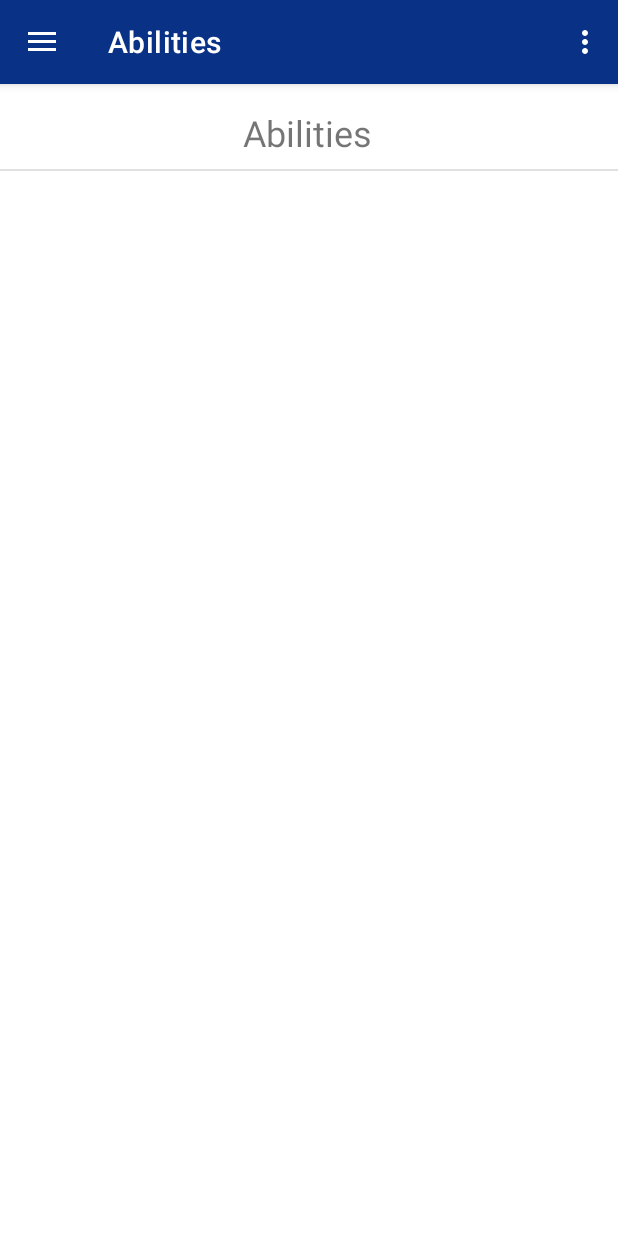
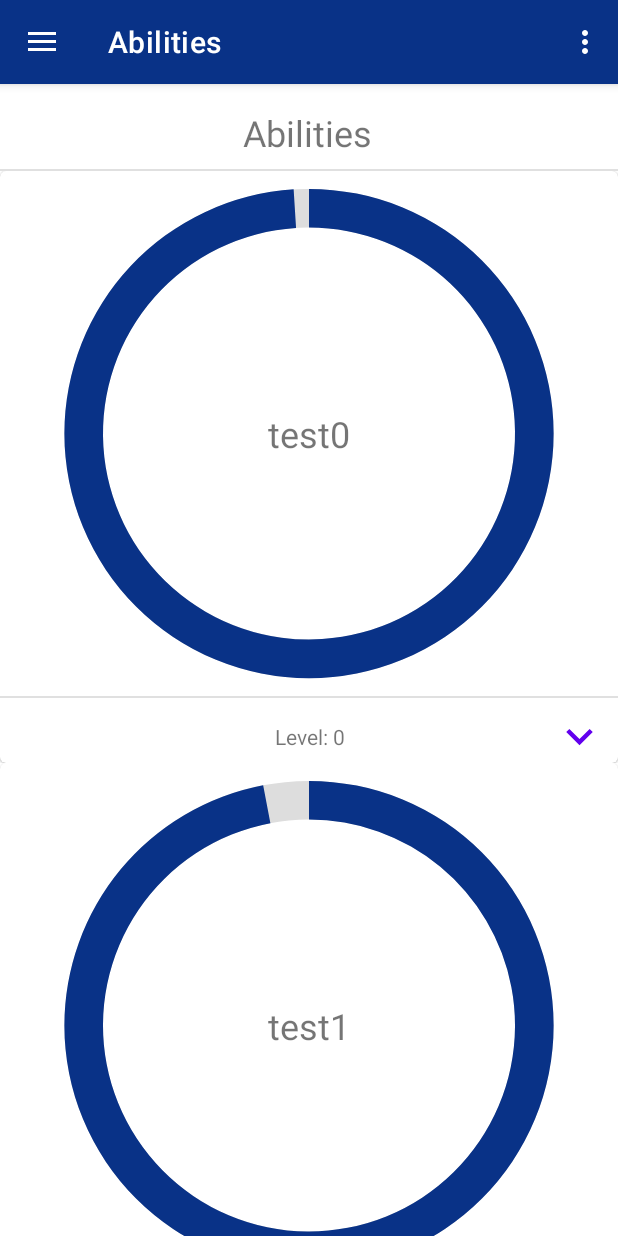
Before and after one commit to NaserSalameh/IP-Imposterless-App, an Android app: the MainActivity screen opened directly, with no data from a screen before it, in the side drawer, after a tap on "Abilities", on a phone screen of 412 x 824 dp. Run offline under Robolectric (Android 15) with nearby library versions, the phone set to English and light mode, and no system bars; our stand-ins replace navigation-ui; 5 statements that could not run were skipped.

Commit message:
Sprint 3: Achievement + Abilities Tab Last Changes: - Removed Spinner Test Data - Fixed Date Formatting Sprint progress: - Functionality to open Achievement - Functionality to add Achievement - Created Abilities UI - Create Abilities Functionality To view Sprint TO DO: - DB implementation for Abilities

```diff
--- a/app/src/main/java/com/nasersalameh/imposterphenomenoninterventionapp/activities/main/abilities/AbilitiesCardsAdapter.java
+++ b/app/src/main/java/com/nasersalameh/imposterphenomenoninterventionapp/activities/main/abilities/AbilitiesCardsAdapter.java
@@ -3,14 +3,20 @@ import android.app.Activity;
 import android.content.Context;
 import android.graphics.drawable.Drawable;
 import android.os.Build;
+import android.transition.AutoTransition;
+import android.transition.TransitionManager;
 import android.view.LayoutInflater;
 import android.view.View;
 import android.view.ViewGroup;
+import android.view.ViewStructure;
+import android.widget.Button;
 import android.widget.ImageView;
+import android.widget.ProgressBar;
 import android.widget.TextView;
 
 import androidx.annotation.NonNull;
 import androidx.annotation.RequiresApi;
+import androidx.constraintlayout.widget.ConstraintLayout;
 import androidx.core.content.ContextCompat;
 import androidx.recyclerview.widget.RecyclerView;
 
@@ -20,6 +26,8 @@ import com.nasersalameh.imposterphenomenoninterventionapp.models.Ability;
 import com.nasersalameh.imposterphenomenoninterventionapp.models.Achievement;
 
 import java.util.ArrayList;
+
+import kotlin.reflect.KVisibility;
 
 public class AbilitiesCardsAdapter extends RecyclerView.Adapter<AbilitiesCardsAdapter.ViewHolder> {
 
@@ -56,6 +64,30 @@ public class AbilitiesCardsAdapter extends RecyclerView.Adapter<AbilitiesCardsAd
         //Bind card view
         cardView = viewHolder;
 
+        Ability currentAbility = abilitiesList.get(index);
+
+        viewHolder.abilitiesCardProgressBar.setProgress(currentAbility.getProgress());
+
+        viewHolder.abilitiesCardNameTextView.setText(currentAbility.getName());
+
+        viewHolder.abilitiesCardButton.setOnClickListener(v -> {
+            if(viewHolder.expandableView.getVisibility() == View.GONE){
+                TransitionManager.beginDelayedTransition(viewHolder.cardView, new AutoTransition());
+                viewHolder.expandableView.setVisibility(View.VISIBLE);
+                viewHolder.abilitiesCardButton.setBackgroundResource(R.drawable.ic_keyboard_arrow_up);
+            }
+            else{
+                TransitionManager.beginDelayedTransition(viewHolder.cardView, new AutoTransition());
+                viewHolder.expandableView.setVisibility(View.GONE);
+                viewHolder.abilitiesCardButton.setBackgroundResource(R.drawable.ic_keyboard_arrow_down);
+            }
+        });
+
+        int level = currentAbility.getLevel();
+        viewHolder.abilitiesCardNameLevelView.setText("Level: "+ level);
+        viewHolder.abilitiesCardNameExpView.setText("Exp: " + currentAbility.getExperience()+"/"+currentAbility.getLevelExp(level+1));
+
+        viewHolder.abilitiesCardNameDetailsView.setText(currentAbility.getDetails());
     }
 
 
@@ -74,12 +106,36 @@ public class AbilitiesCardsAdapter extends RecyclerView.Adapter<AbilitiesCardsAd
 
         MaterialCardView cardView;
 
-        ImageView achievementImageView;
+        ConstraintLayout expandableView;
+        ProgressBar abilitiesCardProgressBar;
 
-        TextView achievementTextView;
+        TextView abilitiesCardNameTextView;
+
+        Button abilitiesCardButton;
+
+        TextView abilitiesCardNameLevelView;
+        TextView abilitiesCardNameExpView;
+
+        TextView abilitiesCardNameDetailsView;
 
         public ViewHolder(@NonNull View itemView) {
             super(itemView);
+
+            cardView = itemView.findViewById(R.id.abilitiesCardView);
+
+            expandableView = itemView.findViewById(R.id.abilitiesCardExpandableView);
+
+            abilitiesCardProgressBar= itemView.findViewById(R.id.abilitiesCardProgressBar);
+
+            abilitiesCardNameTextView= itemView.findViewById(R.id.abilitiesCardNameTextView);
+
+            abilitiesCardButton = itemView.findViewById(R.id.abilitiesCardArrowButton);
+
+            abilitiesCardNameLevelView= itemView.findViewById(R.id.abilitiesCardLevelTextView);
+            abilitiesCardNameExpView= itemView.findViewById(R.id.abilitiesCardExpTextView);
+
+            abilitiesCardNameDetailsView= itemView.findViewById(R.id.abilitiesCardDetailTextView);
+
         }
     }
 
--- a/app/src/main/java/com/nasersalameh/imposterphenomenoninterventionapp/activities/main/abilities/AbilitiesFragment.java
+++ b/app/src/main/java/com/nasersalameh/imposterphenomenoninterventionapp/activities/main/abilities/AbilitiesFragment.java
@@ -50,7 +50,7 @@ public class AbilitiesFragment extends Fragment {
 
         mainActivity = getActivity();
 
-//        setUpRecyclerView();
+        setUpRecyclerView();
 
         return root;
     }
@@ -58,19 +58,18 @@ public class AbilitiesFragment extends Fragment {
 
     private ArrayList<Ability> loadAbilitiesFromDatabase() {
         //get Abilities from Usage Database
-        DatabaseHelper databaseHelper = new DatabaseHelper(mainActivity);
+//        DatabaseHelper databaseHelper = new DatabaseHelper(mainActivity);
 //        AchievementsTypeData achievementsTypeData = new AchievementsTypeData(databaseHelper);
-
 //        ArrayList<AchievementType> achievementTypes = achievementsTypeData.getAchievementsTypeList();
-
 //        AchievementData achievementData = new AchievementData(databaseHelper,achievementTypes);
 
         //Add Test Data
-//        for(int i=0;i<7;i++) {
-//            achievementData.insertNewAchievement(new Achievement("TEST"+i,"JUST TESTING", testType, System.currentTimeMillis()));
-//        }
+        ArrayList<Ability> abilities = new ArrayList<>();
+        for(int i=0;i<7;i++) {
+            abilities.add(new Ability("test"+i,"JUST TEST", i*1000));
+        }
 
-        return null;
+        return abilities;
 //        return achievementData.getAchievementList();
     }
 
--- a/app/src/main/java/com/nasersalameh/imposterphenomenoninterventionapp/models/Ability.java
+++ b/app/src/main/java/com/nasersalameh/imposterphenomenoninterventionapp/models/Ability.java
@@ -1,4 +1,59 @@
 package com.nasersalameh.imposterphenomenoninterventionapp.models;
 
+import java.util.ArrayList;
+
 public class Ability {
+
+    private String name;
+    private String details;
+
+    private ArrayList<String> improvements;
+
+    private int experience;
+
+    public Ability(String name, String details, int experience) {
+        this.name = name;
+        this.details = details;
+        this.experience = experience;
+    }
+
+    public String getName() {
+        return name;
+    }
+
+    public String getDetails() {
+        return details;
+    }
+
+    public ArrayList<String> getImprovements() {
+        return improvements;
+    }
+
+    public int getExperience() {
+        return experience;
+    }
+
+    public int getLevel() {
+        return (int) Math.sqrt(experience);
+    }
+
+    public int getLevelExp(int level){
+        return (int) Math.pow(level,2);
+    }
+
+    public int getProgress(){
+        int level = getLevel();
+        int nextLevelExp = getLevelExp(level+1);
+
+        return (int) (((double) experience / (double) nextLevelExp) * 100);
+    }
+
+    public void setImprovements(ArrayList<String> improvements) {
+        this.improvements = improvements;
+    }
+
+    public void setExperience(int experience) {
+        this.experience = experience;
+    }
+
 }
--- /dev/null
+++ b/app/src/main/res/drawable/abilities_progress_circle.xml
@@ -0,0 +1,26 @@
+<?xml version="1.0" encoding="utf-8"?>
+<layer-list xmlns:android="http://schemas.android.com/apk/res/android">
+    <item>
+        <shape
+            android:shape="ring"
+            android:thicknessRatio="16"
+            android:useLevel="false"
+            >
+            <solid android:color="#DDD"></solid>
+
+        </shape>
+    </item>
+    <item>
+        <rotate
+            android:fromDegrees="270"
+            android:toDegrees="270">
+        <shape
+            android:shape="ring"
+            android:thicknessRatio="16"
+            android:useLevel="true"
+            >
+            <solid android:color="@color/dark_blue_background"></solid>
+        </shape>
+        </rotate>
+    </item>
+</layer-list>
--- a/app/src/main/res/layout/fragment_abilities_card.xml
+++ b/app/src/main/res/layout/fragment_abilities_card.xml
@@ -7,7 +7,7 @@
     android:layout_width="wrap_content"
     android:layout_height="wrap_content">
 
-    <androidx.cardview.widget.CardView
+    <com.google.android.material.card.MaterialCardView
         android:id="@+id/abilitiesCardView"
         android:layout_width="match_parent"
         android:layout_height="wrap_content"
@@ -27,7 +27,9 @@
 
                 <ProgressBar
                     android:id="@+id/abilitiesCardProgressBar"
-                    style="?android:attr/progressBarStyle"
+                    android:indeterminateOnly="false"
+                    android:progressDrawable="@drawable/abilities_progress_circle"
+                    tools:progress="60"
                     android:layout_width="match_parent"
                     android:layout_height="350dp" />
 
@@ -51,6 +53,7 @@
                 android:layout_width="wrap_content"
                 android:layout_height="wrap_content"
                 android:layout_marginTop="8dp"
+                android:visibility="gone"
                 app:layout_constraintEnd_toEndOf="parent"
                 app:layout_constraintStart_toStartOf="parent"
                 app:layout_constraintTop_toBottomOf="@+id/abilitiesCardLevelTextView">
@@ -81,7 +84,7 @@
 
                 <TextView
                     android:id="@+id/abilitiesCardImproveTextView"
-                    android:layout_width="match_parent"
+                    android:layout_width="wrap_content"
                     android:layout_height="wrap_content"
                     android:layout_marginStart="8dp"
                     android:layout_marginTop="8dp"
@@ -90,6 +93,15 @@
                     app:layout_constraintEnd_toEndOf="parent"
                     app:layout_constraintStart_toStartOf="parent"
                     app:layout_constraintTop_toBottomOf="@+id/abilitiesCardDetailTextView" />
+
+                <View
+                    android:id="@+id/divider14"
+                    android:layout_width="match_parent"
+                    android:layout_height="1dp"
+                    android:layout_marginTop="8dp"
+                    android:background="?android:attr/listDivider"
+                    app:layout_constraintStart_toStartOf="@id/abilitiesCardImproveTextView"
+                    app:layout_constraintTop_toBottomOf="@+id/abilitiesCardImproveTextView" />
 
             </androidx.constraintlayout.widget.ConstraintLayout>
 
@@ -121,7 +133,8 @@
                 android:background="@drawable/ic_keyboard_arrow_down"
                 app:layout_constraintEnd_toEndOf="parent"
                 app:layout_constraintTop_toBottomOf="@+id/divider13" />
+
         </androidx.constraintlayout.widget.ConstraintLayout>
-    </androidx.cardview.widget.CardView>
+    </com.google.android.material.card.MaterialCardView>
 
 </androidx.constraintlayout.widget.ConstraintLayout>
```
